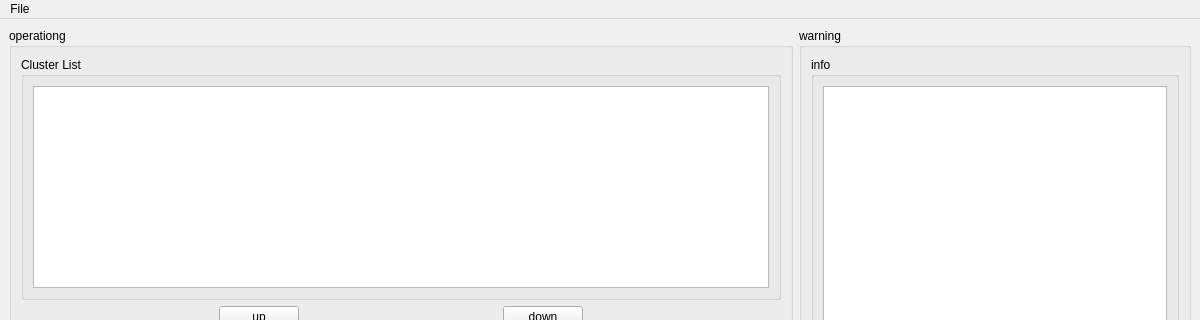
Before: the Qt Designer form src/gs_gui/resource/gs_ui.ui in chenhangwei/usv_workspace, drawn with Qt 5; both pictures show x 0 to 1200 and y 0 to 320 of the 1200 by 848 pixel window.
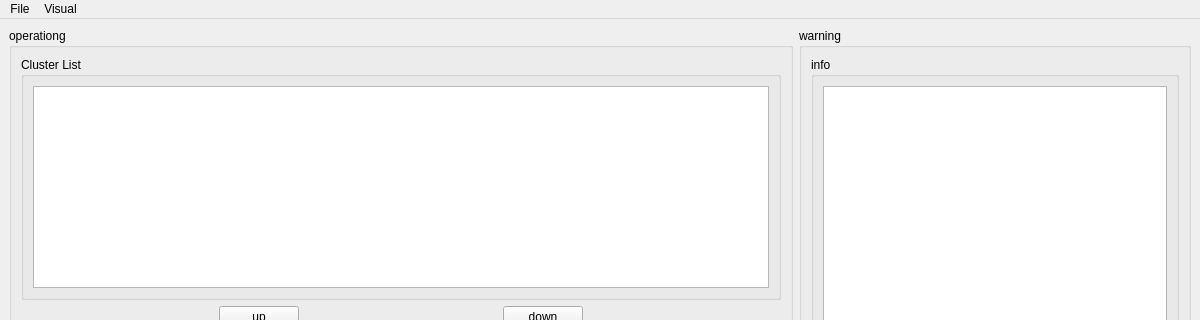
After: the same form once the commit is applied.

The edit to the form file:
```diff
--- a/src/gs_gui/resource/gs_ui.ui
+++ b/src/gs_gui/resource/gs_ui.ui
@@ -449,7 +449,14 @@
     </property>
     <addaction name="actionopen"/>
    </widget>
+   <widget class="QMenu" name="menuVisual">
+    <property name="title">
+     <string>Visual</string>
+    </property>
+    <addaction name="actionrviz2"/>
+   </widget>
    <addaction name="menuFile"/>
+   <addaction name="menuVisual"/>
   </widget>
   <widget class="QStatusBar" name="statusbar"/>
   <action name="actionopen">
```
Left out of the diff: 5 changed lines with no effect on the pictures.
